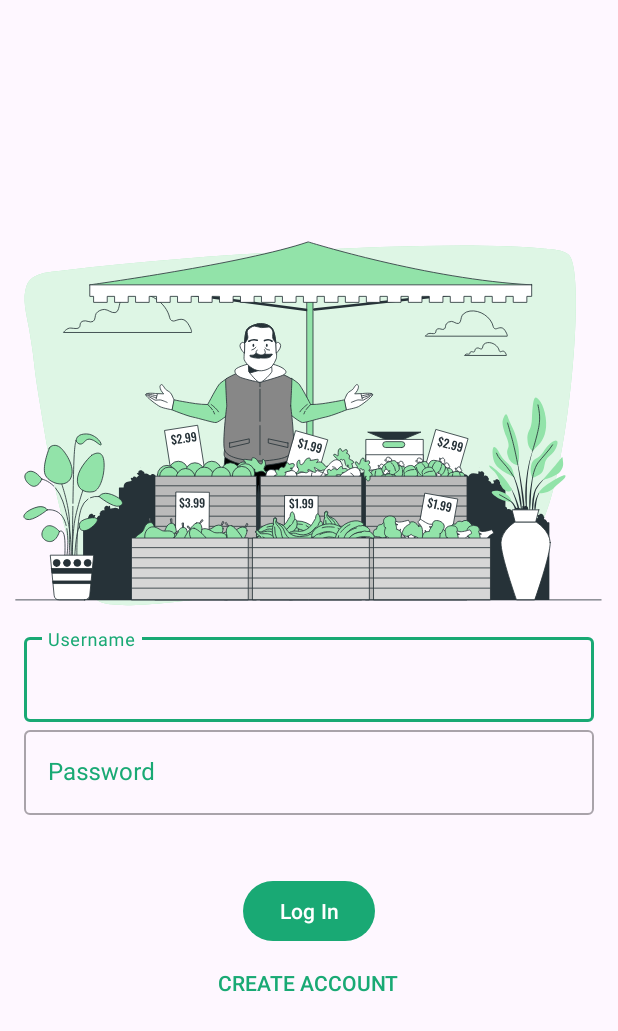
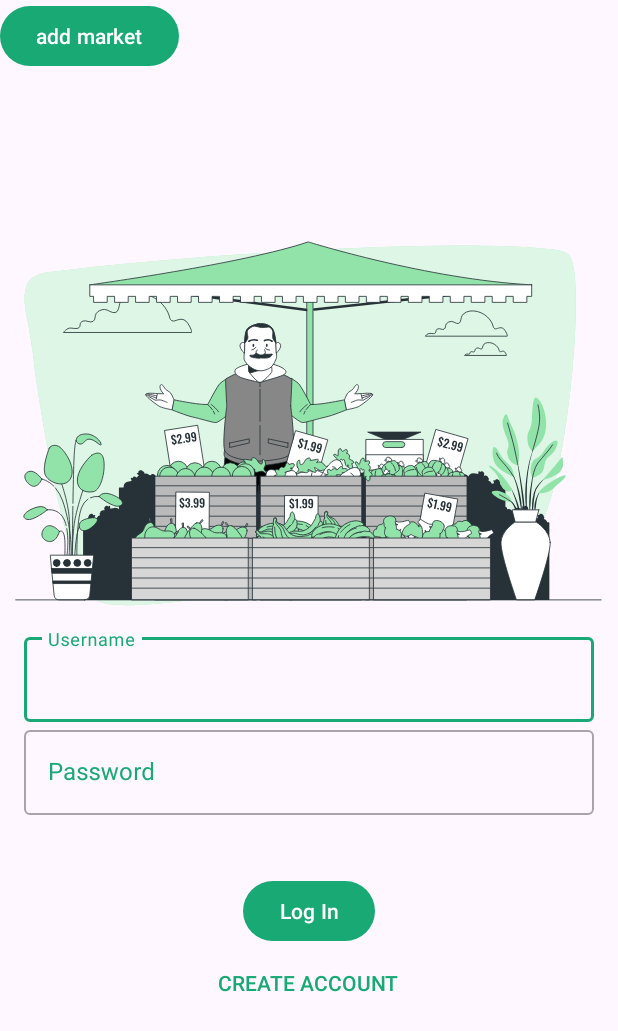
Before and after one commit to CodePath-AND102-Group-12/Temp, an Android app: the screen it shows after launch (LogInActivity), on a phone screen of 412 x 824 dp. Shown: the top 1031 px of the screen. Run offline under Robolectric (Android 15) with nearby library versions, the phone set to English and light mode, and no system bars.

Commit message:
New branch created in case firebase thing dont work out and want to revert back to SQLlite
- Realtime database implemented using firebase for "markets"

Work in progress includes..
- Current only saves into the database, but still need to retrieve and display in recycler
- Still working on intent into gallery to save image associated with the market
- email authentication with firebase
- can subsequently link unique id of user with the "shopping list"

```diff
--- a/app/src/main/java/com/example/unnamedgroup12project/activities/LogInActivity.kt
+++ b/app/src/main/java/com/example/unnamedgroup12project/activities/LogInActivity.kt
@@ -10,10 +10,19 @@ class LogInActivity : AppCompatActivity() {
     override fun onCreate(savedInstanceState: Bundle?) {
         super.onCreate(savedInstanceState)
         setContentView(R.layout.activity_login)
+
         val btn = findViewById<Button>(R.id.loginButton)
         btn.setOnClickListener{
             val intent = Intent(this, MainActivity::class.java)
             this.startActivity(intent)
         }
+
+        //TODO: Relocate "list market" button to better place
+        val tempButton = findViewById<Button>(R.id.addMarketBtn)
+        tempButton.setOnClickListener {
+            val intent = Intent(this, AddMarketActivity::class.java)
+            this.startActivity(intent)
+        }
+
     }
 }
--- a/app/src/main/java/com/example/unnamedgroup12project/fragments/MarketListingFragment.kt
+++ b/app/src/main/java/com/example/unnamedgroup12project/fragments/MarketListingFragment.kt
@@ -88,4 +88,9 @@ class MarketListingFragment : Fragment() {
             return MarketListingFragment()
         }
     }
+
+
+
+
+
 }
--- a/app/src/main/res/layout/activity_login.xml
+++ b/app/src/main/res/layout/activity_login.xml
@@ -4,6 +4,13 @@
     xmlns:tools="http://schemas.android.com/tools"
     android:layout_width="match_parent"
     android:layout_height="match_parent">
+
+    <Button
+        android:id="@+id/addMarketBtn"
+        android:layout_width="wrap_content"
+        android:layout_height="wrap_content"
+        android:layout_gravity="center_horizontal"
+        android:text="add market" />
 
     <LinearLayout
         android:layout_width="match_parent"
--- a/app/src/main/res/layout/fragment_market_listing.xml
+++ b/app/src/main/res/layout/fragment_market_listing.xml
@@ -13,7 +13,7 @@
         android:layout_height="match_parent">
 
         <TextView
-            android:id="@+id/featuredMarkets"
+            android:id="@+id/ListYourMarketsEverybody"
             android:layout_width="wrap_content"
             android:layout_height="wrap_content"
             android:text="Featured Markets"
@@ -31,7 +31,7 @@
             android:scrollbars="horizontal"
             android:layout_width="match_parent"
             android:layout_height="wrap_content"
-            app:layout_constraintTop_toBottomOf="@id/featuredMarkets"/>
+            app:layout_constraintTop_toBottomOf="@id/ListYourMarketsEverybody"/>
 
 
         <TextView
--- a/build.gradle
+++ b/build.gradle
@@ -1,4 +1,8 @@
-// Top-level build file where you can add configuration options common to all sub-projects/modules.
+buildscript {
+    dependencies {
+        classpath 'com.google.gms:google-services:4.3.14'
+    }
+}// Top-level build file where you can add configuration options common to all sub-projects/modules.
 plugins {
     id 'com.android.application' version '7.2.2' apply false
     id 'com.android.library' version '7.2.2' apply false
```
Also changed, not shown: app/build.gradle (+14 -0 lines), app/src/main/AndroidManifest.xml (+6 -6 lines).
